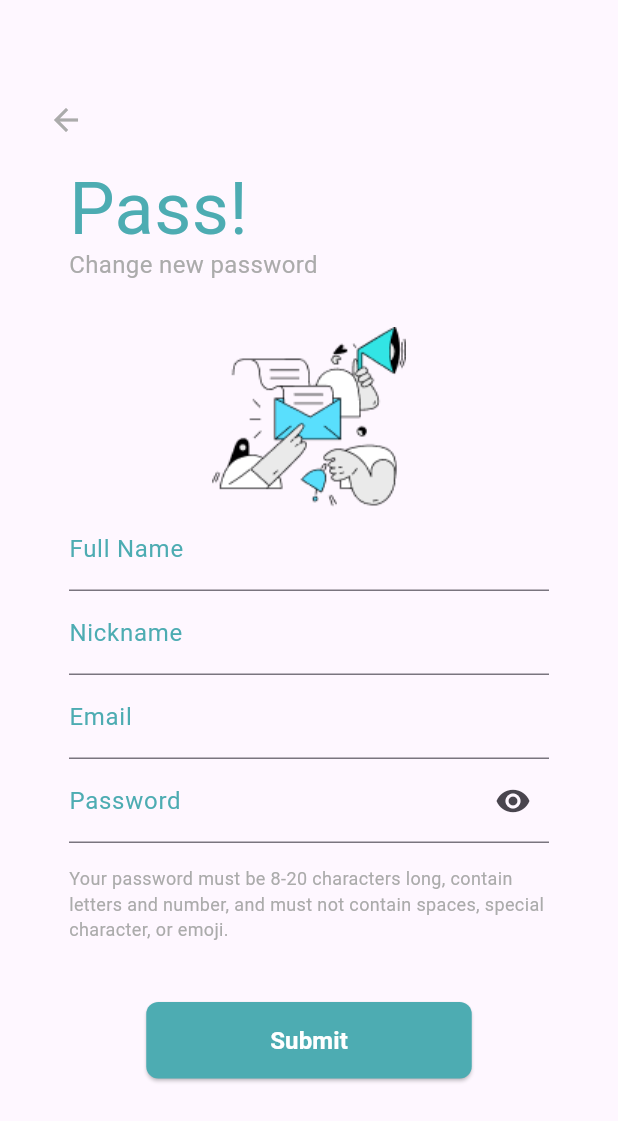
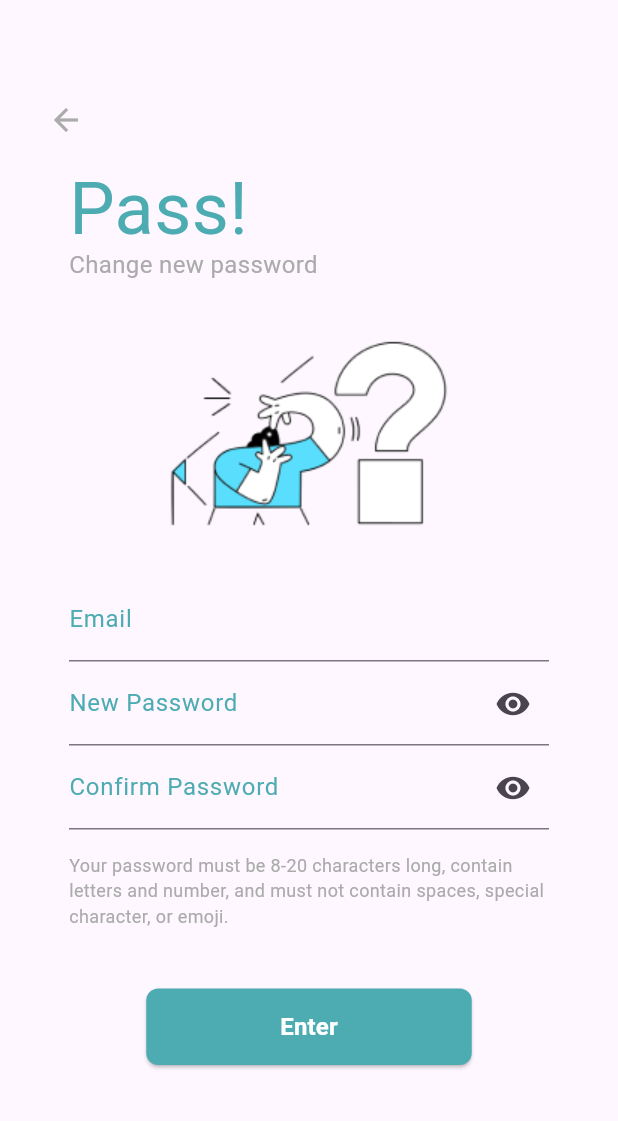
Before and after one commit to velmanharefa/KitabSuci, a Flutter app: the forgotPassword screen opened directly, on a phone screen of 412 x 824 dp. Shown: the top 1121 px of the screen. Run offline on Flutter 3.47's test engine with Material 3 defaults, Android fonts, the phone set to English and light mode, and no system bars; our stand-ins replace curved_navigation_bar.

Commit message:
forgot pass input

```diff
--- a/kitab_suci/lib/screen/forgotPassword.dart
+++ b/kitab_suci/lib/screen/forgotPassword.dart
@@ -95,20 +95,22 @@ class _forgotPasswordState extends State<forgotPassword> {
                       ),
                     ),
 
-                    SizedBox(height: 30),
+                    SizedBox(height: 5),
 
                   Container(
                     alignment: Alignment.center,
                     child: Image.asset(
-                      'assets/images/register.png',
+                      'assets/images/forgotpass.png',
+                      // width: 192,
+                      // height: 192,
                     ),
                   ),
 
                   // Inputan Register
                     TextField(
                       decoration: InputDecoration(
-                        hintText: "enter your name",
-                        labelText: "Full Name",
+                        hintText: "enter your email",
+                        labelText: "Email",
                         labelStyle: TextStyle(
                           fontSize: 16,
                           color: Color(0xFF4DACB2),
@@ -116,32 +118,31 @@ class _forgotPasswordState extends State<forgotPassword> {
                       ),
                       keyboardType: TextInputType.name,
                     ),
+
                     TextField(
                       decoration: InputDecoration(
-                        hintText: "what do we call you?",
-                        labelText: "Nickname",
+                        hintText: "enter your new password",
+                        labelText: "New Password",
                         labelStyle: TextStyle(
                           fontSize: 16,
                           color: Color(0xFF4DACB2),
-                        )
-                      ),
-                      keyboardType: TextInputType.name,
+                        ),
+                        suffixIcon: IconButton(
+                          icon: Icon(
+                            _secureText? Icons.remove_red_eye : Icons.visibility_off),
+                          onPressed: (){
+                            setState(() {
+                              _secureText = !_secureText;
+                            });
+                          },
+                          )),
+                      keyboardType: TextInputType.visiblePassword,
+                      obscureText:  _secureText,
                     ),
                     TextField(
                       decoration: InputDecoration(
-                        hintText: "example@email.com",
-                        labelText: "Email",
-                        labelStyle: TextStyle(
-                          fontSize: 16,
-                          color: Color(0xFF4DACB2),
-                        )
-                      ),
-                      keyboardType: TextInputType.emailAddress,
-                    ),
-                    TextField(
-                      decoration: InputDecoration(
-                        hintText: "enter password",
-                        labelText: "Password",
+                        hintText: "confirm your new password",
+                        labelText: "Confirm Password",
                         labelStyle: TextStyle(
                           fontSize: 16,
                           color: Color(0xFF4DACB2),
@@ -183,7 +184,7 @@ class _forgotPasswordState extends State<forgotPassword> {
                         minimumSize: const Size(217, 51),
                       ),
                       child: const Text(
-                        'Submit',
+                        'Enter',
                         style: TextStyle(fontSize: 16, fontWeight: FontWeight.bold),
                       ),
                     ),
```
Also changed, not shown: kitab_suci/assets/images/forgotpass.png (added), kitab_suci/assets/images/register.png.
